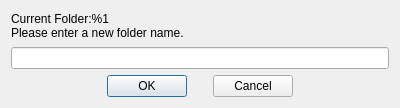
This is App/panes/server_manage/new_folder_dialog.ui in fengzhu2007/anycode as Qt 5 draws it before an edit. The edited form follows.
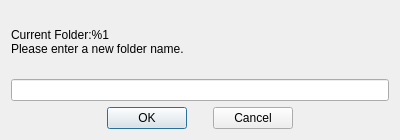
This is the edited form.

```diff
--- a/App/panes/server_manage/new_folder_dialog.ui
+++ b/App/panes/server_manage/new_folder_dialog.ui
@@ -7,7 +7,7 @@
     <x>0</x>
     <y>0</y>
     <width>400</width>
-    <height>108</height>
+    <height>140</height>
    </rect>
   </property>
   <property name="windowTitle">
```
